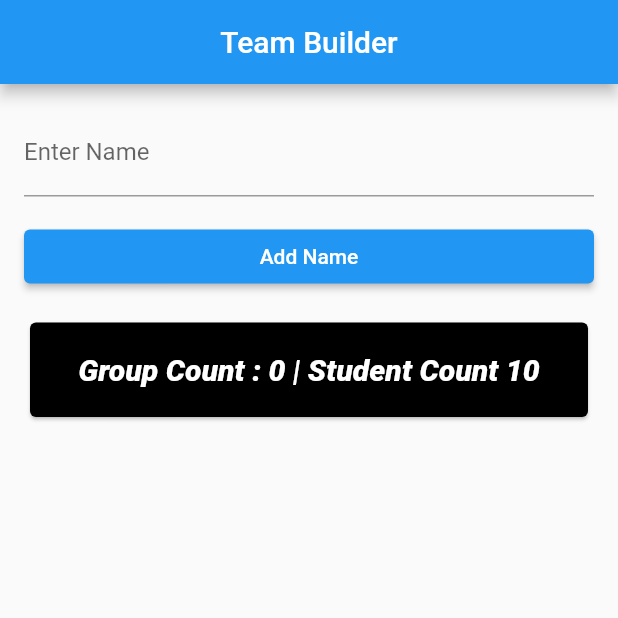
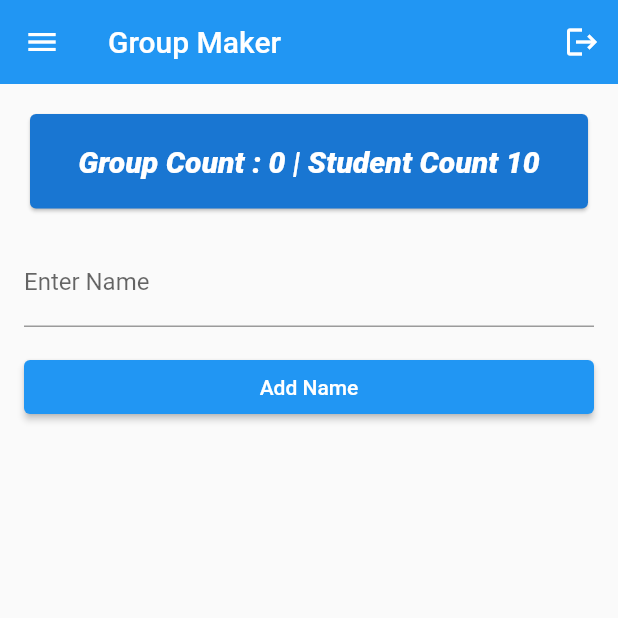
Before and after one commit to sharada-marasinha/group_maker_mobile, a Flutter app: the screen it shows after launch, on a phone screen of 412 x 824 dp, the top half of it. Run offline on Flutter 3.47's test engine with Material 2 defaults, Android fonts, the phone set to English and light mode, and no system bars.

Commit message:
add app bar menu

```diff
--- a/lib/main.dart
+++ b/lib/main.dart
@@ -10,12 +10,16 @@ class MyApp extends StatelessWidget {
   Widget build(BuildContext context) {
     return MaterialApp(
       debugShowCheckedModeBanner: false,
-      title: 'Team Builder App',
-      theme: ThemeData(
-        primarySwatch: Colors.blue,
-      ),
-      home:const Scaffold(
-        body: MyHomePage(),
+      home: Scaffold(
+        appBar: AppBar(
+          title: const Text('Group Maker'),
+          elevation: 0,
+          leading: const Icon(Icons.menu),
+          actions: [
+            IconButton(onPressed: () {}, icon: const Icon(Icons.logout))
+          ],
+        ),
+        body: const MyHomePage(),
       ),
     );
   }
@@ -48,7 +52,6 @@ class _MyHomePageState extends State<MyHomePage> {
   void buildTeams() {
     names.shuffle();
     int groupSize = 5;
-
     int numberOfTeams = names.length ~/ groupSize;
     int remainingPlayers = names.length % groupSize;
 
@@ -76,15 +79,31 @@ class _MyHomePageState extends State<MyHomePage> {
 
   @override
   Widget build(BuildContext context) {
-    return Scaffold(
-      appBar: AppBar(
-        title: const Center(child: Text('Team Builder')),
-      ),
-      body: Padding(
+    return Container(
+      child: Padding(
         padding: const EdgeInsets.all(16.0),
         child: Column(
           crossAxisAlignment: CrossAxisAlignment.stretch,
           children: [
+            Card(
+              color: Colors.blue[700],
+              child: Padding(
+                padding: const EdgeInsets.all(20.0),
+                child: Column(
+                  children: [
+                    Text(
+                      'Group Count : ${groups.length} | Student Count ${names.length}',
+                      style: const TextStyle(
+                          fontSize: 20,
+                          fontStyle: FontStyle.italic,
+                          fontWeight: FontWeight.w900,
+                          color: Colors.white),
+                    )
+                  ],
+                ),
+              ),
+            ),
+            const SizedBox(height: 16.0),
             TextField(
               controller: nameController,
               decoration: const InputDecoration(
@@ -104,25 +123,6 @@ class _MyHomePageState extends State<MyHomePage> {
                 }
               },
               child: const Text('Add Name'),
-            ),
-            const SizedBox(height: 16.0),
-            Card(
-              color: const Color.fromARGB(255, 0, 0, 0),
-              child: Padding(
-                padding: const EdgeInsets.all(20.0),
-                child: Column(
-                  children: [
-                    Text(
-                      'Group Count : ${groups.length} | Student Count ${names.length}',
-                      style: const TextStyle(
-                          fontSize: 20,
-                          fontStyle: FontStyle.italic,
-                          fontWeight: FontWeight.w900,
-                          color: Colors.white),
-                    )
-                  ],
-                ),
-              ),
             ),
             const SizedBox(height: 16.0),
             Expanded(
```
